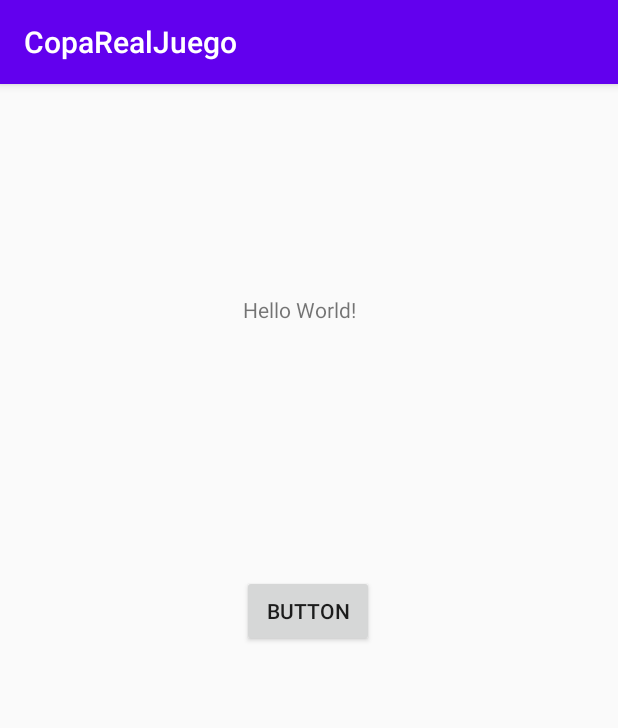
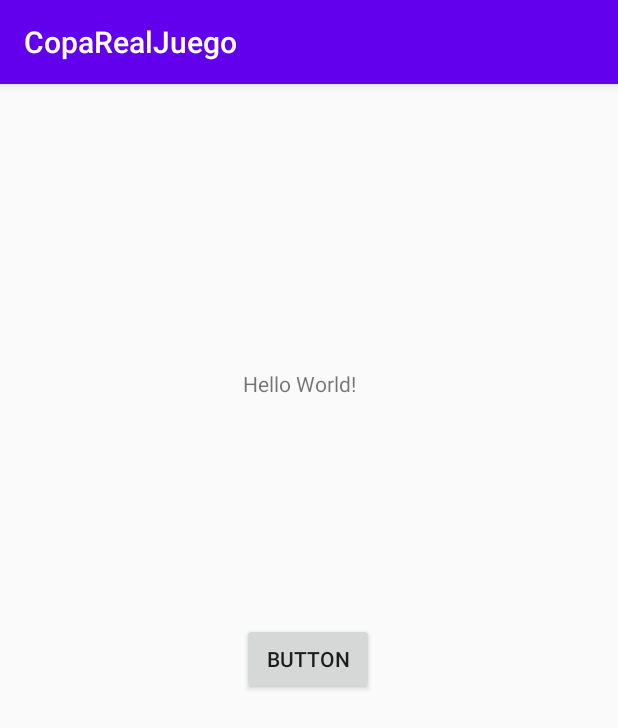
Before and after one commit to Elnuget/CopaRealJuego, an Android app: the screen it shows after launch (MainActivity), on a phone screen of 412 x 824 dp. Shown: the top 728 px of the screen. Run offline under Robolectric (Android 15) with nearby library versions, the phone set to English and light mode, and no system bars.

Commit message:
Ejemplo Ricardo

```diff
--- a/app/src/main/res/layout/activity_main.xml
+++ b/app/src/main/res/layout/activity_main.xml
@@ -16,7 +16,7 @@
         app:layout_constraintHorizontal_bias="0.482"
         app:layout_constraintStart_toStartOf="parent"
         app:layout_constraintTop_toTopOf="parent"
-        app:layout_constraintVertical_bias="0.188" />
+        app:layout_constraintVertical_bias="0.254" />
 
     <Button
         android:id="@+id/button"
@@ -28,6 +28,6 @@
         app:layout_constraintHorizontal_bias="0.498"
         app:layout_constraintStart_toStartOf="parent"
         app:layout_constraintTop_toTopOf="parent"
-        app:layout_constraintVertical_bias="0.455" />
+        app:layout_constraintVertical_bias="0.499" />
 
 </android.support.constraint.ConstraintLayout>
```
Also changed, not shown: 1 other file.
